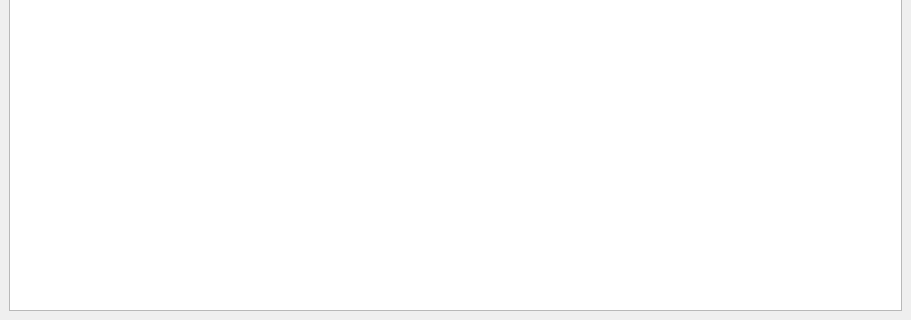
Before: the Qt Designer form source/main_window.ui in jansorg/tom-ui, drawn with Qt 5; both pictures show x 0 to 911 and y 413 to 733 of the 911 by 733 pixel window.
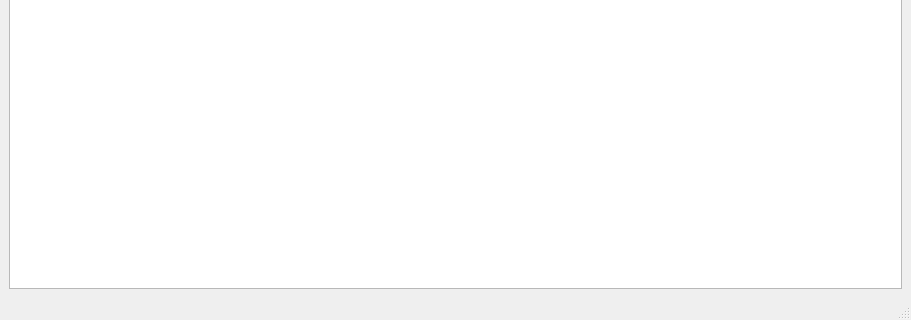
After: the same form once the commit is applied. Icons and pictures are not drawn. Custom widgets are drawn as their Qt base class.

Commit message: feature: show sum of selected time entries in the status bar of the main window https://github.com/jansorg/tom-ui/issues/84

```diff
--- a/source/main_window.ui
+++ b/source/main_window.ui
@@ -214,6 +214,7 @@
    <addaction name="actionProjectStart"/>
    <addaction name="actionProjectStop"/>
   </widget>
+  <widget class="QStatusBar" name="mainStatusBar"/>
   <action name="actionQuit">
    <property name="icon">
     <iconset>
```
The commit also changes 6 other files.
